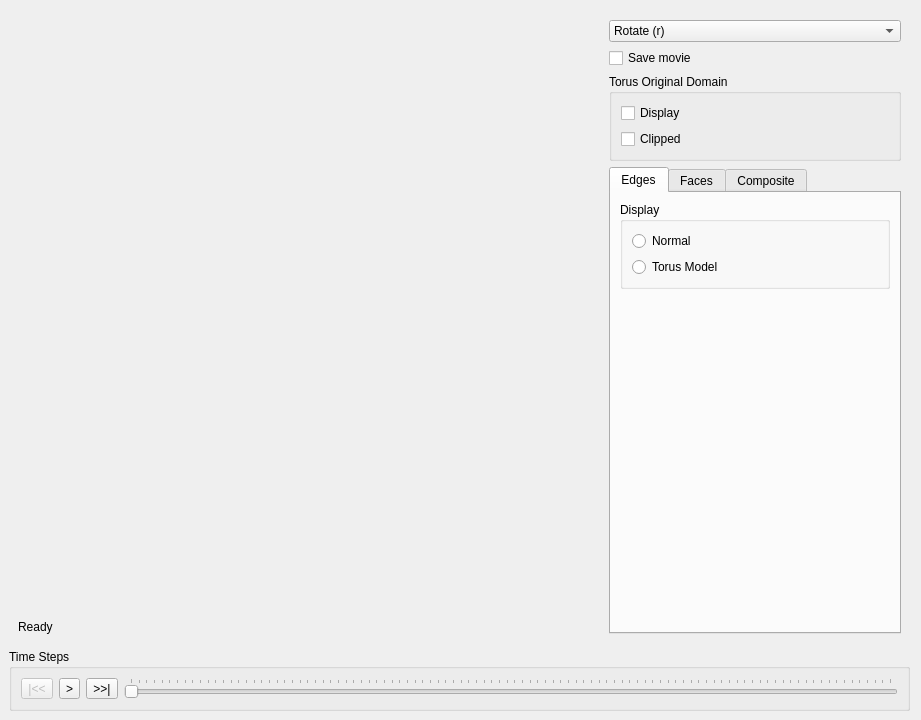
This is Window.ui in danlipsa/foamvis as Qt 5 draws it before an edit. The edited form follows.
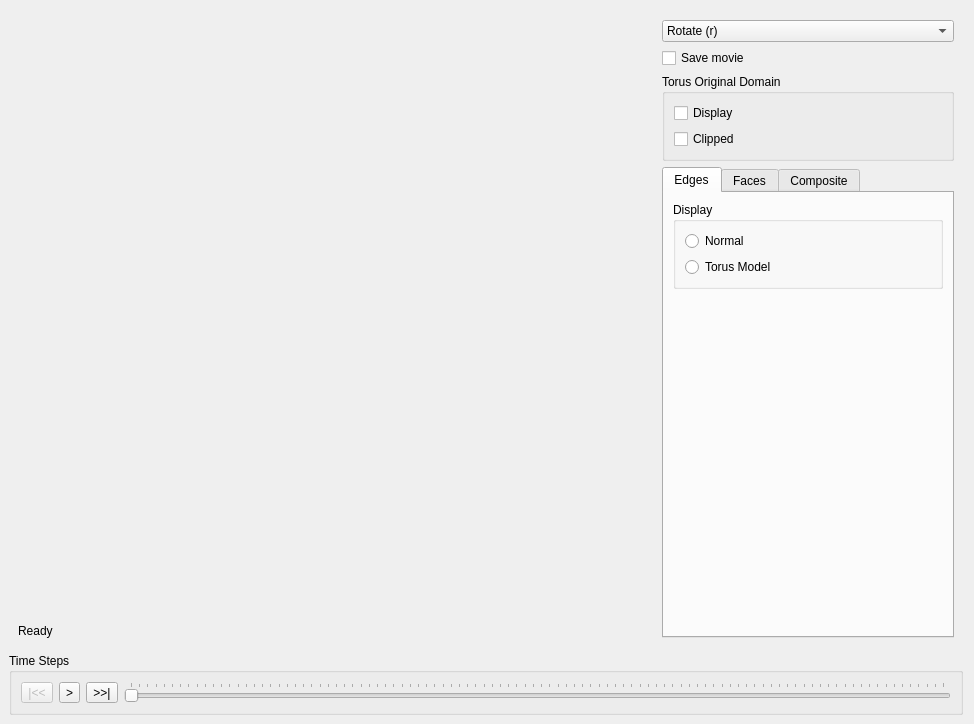
This is the edited form. Custom widgets are drawn as their Qt base class.

Diff of the .ui file:
```diff
--- a/Window.ui
+++ b/Window.ui
@@ -6,8 +6,8 @@
    <rect>
     <x>0</x>
     <y>0</y>
-    <width>921</width>
-    <height>720</height>
+    <width>974</width>
+    <height>724</height>
    </rect>
   </property>
   <property name="sizePolicy">
@@ -55,6 +55,12 @@
           <verstretch>0</verstretch>
          </sizepolicy>
         </property>
+        <property name="minimumSize">
+         <size>
+          <width>512</width>
+          <height>512</height>
+         </size>
+        </property>
         <layout class="QHBoxLayout" name="horizontalLayout_2">
          <item>
           <widget class="QWidget" name="widgetDisplayStatus" native="true">
@@ -66,8 +72,8 @@
            </property>
            <property name="minimumSize">
             <size>
-             <width>512</width>
-             <height>512</height>
+             <width>0</width>
+             <height>0</height>
             </size>
            </property>
            <layout class="QVBoxLayout" name="verticalLayout_14">
@@ -87,8 +93,8 @@
               </property>
               <property name="minimumSize">
                <size>
-                <width>0</width>
-                <height>0</height>
+                <width>512</width>
+                <height>512</height>
                </size>
               </property>
              </widget>
```
